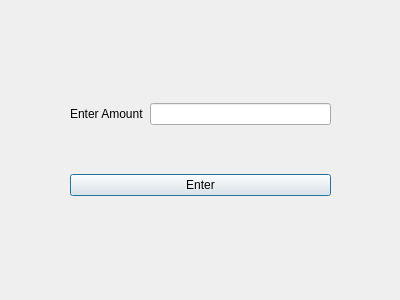
Old version of the form Project/dialog_deposit.ui in the repository Amritpal2001/ATM-Machine-using-c-.
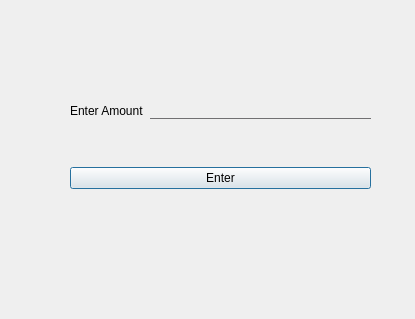
New version of the form.

What changed in the file:
```diff
--- a/Project/dialog_deposit.ui
+++ b/Project/dialog_deposit.ui
@@ -6,20 +6,31 @@
    <rect>
     <x>0</x>
     <y>0</y>
-    <width>400</width>
-    <height>300</height>
+    <width>415</width>
+    <height>319</height>
    </rect>
   </property>
   <property name="windowTitle">
    <string>Dialog</string>
   </property>
-  <widget class="QWidget" name="">
+  <property name="styleSheet">
+   <string notr="true">QLineEdit {
+background:transparent;
+border:none;
+color:#717072;
+border-bottom:1px solid #717072
+}
+QLineEdit::hover{
+border-bottom:3px solid black
+}</string>
+  </property>
+  <widget class="QWidget" name="layoutWidget">
    <property name="geometry">
     <rect>
      <x>70</x>
      <y>60</y>
-     <width>261</width>
-     <height>181</height>
+     <width>301</width>
+     <height>171</height>
     </rect>
    </property>
    <layout class="QVBoxLayout" name="verticalLayout">
```
